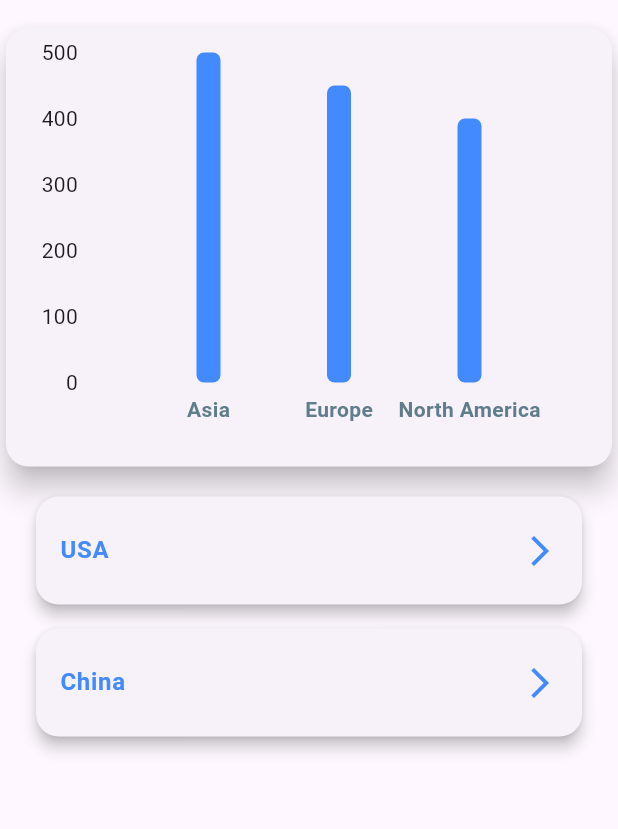
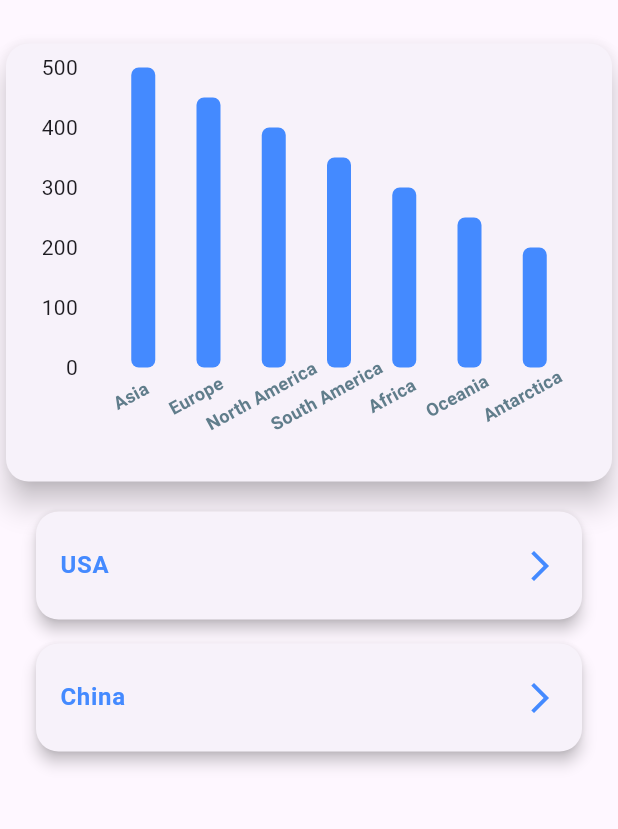
Before and after one commit to sreeramis8888/test1, a Flutter app: the screen it shows after launch, on a phone screen of 412 x 824 dp, the part 84-913 px from its top. Run offline on Flutter 3.47's test engine with Material 3 defaults, Android fonts, the phone set to English and light mode, and no system bars; drawn by our look-alikes of fl_chart.

Commit message:
Alignment of continents

```diff
--- a/lib/src/pages/home_page.dart
+++ b/lib/src/pages/home_page.dart
@@ -2,19 +2,21 @@ import 'package:flutter/material.dart';
 import 'package:fl_chart/fl_chart.dart';
 import '../models/models.dart';
 import 'country_page.dart';
-
-double a = 0;
 
 class HomePage extends StatelessWidget {
   final List<Continent> continents = [
     Continent('Asia', 500),
     Continent('Europe', 450),
     Continent('North America', 400),
+    Continent('South America', 350),
+    Continent('Africa', 300),
+    Continent('Oceania', 250),
+    Continent('Antarctica', 200),
   ];
 
   final List<Country> countries = [
-    Country('USA', ['Brand A', 'Brand B', 'Brand C']),
-    Country('China', ['Brand D', 'Brand E', 'Brand F']),
+    Country('USA', ['Apple', 'Microsoft', 'Google', 'Amazon']),
+    Country('China', ['Huawei', 'ICBC', 'Tencent', 'China Construction Bank']),
     // Add more countries here...
   ];
 
@@ -29,7 +31,7 @@ class HomePage extends StatelessWidget {
       body: Column(
         children: [
           const SizedBox(
-            height: 15,
+            height: 25,
           ),
           Container(
             height: 300,
@@ -65,17 +67,20 @@ class HomePage extends StatelessWidget {
                           getTitlesWidget: (double value, TitleMeta meta) {
                             return Padding(
                               padding: const EdgeInsets.only(top: 8.0),
-                              child: Text(
-                                continents[value.toInt()].name,
-                                style: const TextStyle(
-                                  fontWeight: FontWeight.bold,
-                                  fontSize: 14,
-                                  color: Colors.blueGrey,
+                              child: Transform.rotate(
+                                angle: -0.5, // Rotate the labels by -0.5 radians (~28.6 degrees)
+                                child: Text(
+                                  continents[value.toInt()].name,
+                                  style: const TextStyle(
+                                    fontWeight: FontWeight.bold,
+                                    fontSize: 12, // Reduced font size
+                                    color: Colors.blueGrey,
+                                  ),
                                 ),
                               ),
                             );
                           },
-                          reservedSize: 40,
+                          reservedSize: 60, // Increased reserved size to accommodate rotation
                         ),
                       ),
                       topTitles:
```
